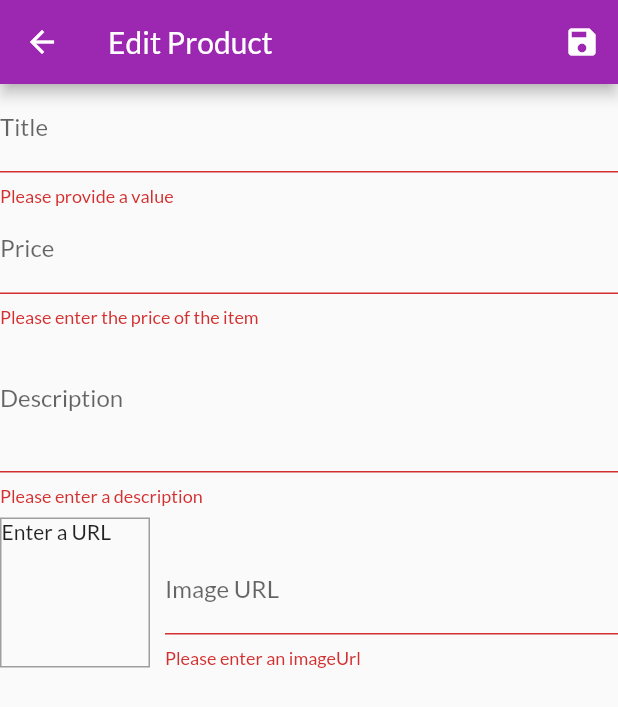
After one commit to udscrick/shop_flutter, a Flutter app: the EditProductScreen screen opened by its route, after a tap on the "save" icon, on a phone screen of 412 x 824 dp. The commit adds this screen. Shown: the top 707 px of the screen. Run offline on Flutter 3.47's test engine with Material 2 defaults, Android fonts, the phone set to English and light mode, and no system bars; network calls fail.

Commit message:
Crud for own products complete

```diff
--- a/lib/main.dart
+++ b/lib/main.dart
@@ -7,6 +7,8 @@ import 'package:shop_app/screens/cart_screen.dart';
 import 'package:shop_app/screens/orders_screen.dart';
 import 'package:shop_app/screens/product_details.dart';
 import 'package:shop_app/screens/product_overview.dart';
+import './screens/user_products_screen.dart';
+import './screens/edit_product_screen.dart';
 
 void main() {
   runApp(MyApp());
@@ -45,7 +47,9 @@ class MyApp extends StatelessWidget {
         routes: {
           ProductDetailsScreen.routeName: (ctx)=>ProductDetailsScreen(),
           CartScreen.routeName:(ctx)=>CartScreen(),
-          OrdersScreen.routename:(ctx)=>OrdersScreen()
+          OrdersScreen.routename:(ctx)=>OrdersScreen(),
+          UserProductsScreen.routeName:(ctx)=>UserProductsScreen(),
+          EditProductScreen.routeName:(ctx)=>EditProductScreen()
         },
       ),
     );
--- a/lib/providers/products_provider.dart
+++ b/lib/providers/products_provider.dart
@@ -1,10 +1,8 @@
-
 import 'package:flutter/material.dart';
 import 'package:shop_app/providers/product.dart';
 
-class ProductsProvider with ChangeNotifier{
+class ProductsProvider with ChangeNotifier {
   List<Product> _items = [
-
     Product(
         id: 'p1',
         title: 'Red Shirt',
@@ -12,8 +10,7 @@ class ProductsProvider with ChangeNotifier{
         price: 29.99,
         imageUrl:
             'https://cdn.pixabay.com/photo/2016/10/02/22/17/red-t-shirt-1710578_1280.jpg',
-      isFavourite: false
-    ),
+        isFavourite: false),
     Product(
         id: 'p2',
         title: 'Trousers',
@@ -21,8 +18,7 @@ class ProductsProvider with ChangeNotifier{
         price: 59.99,
         imageUrl:
             'https://upload.wikimedia.org/wikipedia/commons/thumb/e/e8/Trousers%2C_dress_%28AM_1960.022-8%29.jpg/512px-Trousers%2C_dress_%28AM_1960.022-8%29.jpg',
-      isFavourite: false
-    ),
+        isFavourite: false),
     Product(
         id: 'p3',
         title: 'Yellow Scarf',
@@ -30,8 +26,7 @@ class ProductsProvider with ChangeNotifier{
         price: 19.99,
         imageUrl:
             'https://live.staticflickr.com/4043/4438260868_cc79b3369d_z.jpg',
-      isFavourite: false
-    ),
+        isFavourite: false),
     Product(
         id: 'p4',
         title: 'A Pan',
@@ -39,29 +34,51 @@ class ProductsProvider with ChangeNotifier{
         price: 49.99,
         imageUrl:
             'https://upload.wikimedia.org/wikipedia/commons/thumb/1/14/Cast-Iron-Pan.jpg/1024px-Cast-Iron-Pan.jpg',
-      isFavourite: false
-    ),
+        isFavourite: false),
   ];
 
-  List<Product>get items{
-    return [..._items]; //we do this so that we only return a copy of the original array, as arrays are reference types, if we return the original array, its content can
+  List<Product> get items {
+    return [
+      ..._items
+    ]; //we do this so that we only return a copy of the original array, as arrays are reference types, if we return the original array, its content can
     //be modified from anywhere
   }
 
-  List<Product> get favouriteitems{
+  List<Product> get favouriteitems {
     return _items.where((product) => product.isFavourite).toList();
   }
 
-  Product findProductById(String id){
-    return _items.firstWhere((product) => product.id==id);
+  Product findProductById(String id) {
+    return _items.firstWhere((product) => product.id == id);
   }
 
-  void addProduct(item){
+  void addProduct(Product product) {
     // _items.add(item);
+    final newProduct = Product(
+      title: product.title,
+      id: DateTime.now().toString(),
+      description: product.description,
+      price: product.price,
+      imageUrl: product.imageUrl,
+      isFavourite: product.isFavourite
+    );
+    _items.add(newProduct);
     notifyListeners();
   }
-
-
-
+  void updateProduct(String id,Product newProduct){
+    final prodIndex = _items.indexWhere((element) => element.id==id);
+    if(prodIndex>=0){
+      _items[prodIndex]=newProduct;
+    notifyListeners();
+    }
+    else{
+      print('...no items found');
+    }
 
   }
+
+  void deleteProduct(String id){
+    _items.removeWhere((element) => element.id==id);
+    notifyListeners();
+  }
+}
--- /dev/null
+++ b/lib/screens/edit_product_screen.dart
@@ -0,0 +1,259 @@
+import 'package:flutter/material.dart';
+import 'package:flutter/services.dart';
+import 'package:provider/provider.dart';
+import 'package:shop_app/providers/product.dart';
+import 'package:shop_app/providers/products_provider.dart';
+
+class EditProductScreen extends StatefulWidget {
+  static const routeName = '/edit-product';
+  @override
+  _EditProductScreenState createState() => _EditProductScreenState();
+}
+
+class _EditProductScreenState extends State<EditProductScreen> {
+  final _imageUrlController = TextEditingController();
+  final _imageUrlFocusNode = FocusNode();
+  final _form = GlobalKey<FormState>();
+  var _editedProduct = Product(
+      id: null,
+      price: 0,
+      title: '',
+      description: '',
+      imageUrl: '',
+      isFavourite: false);
+var _isInit = true;
+var _initValues = {
+  'title':'',
+  'description':'',
+  'price':'',
+  'imageUrl':''
+};
+  @override
+  void initState() {
+    _imageUrlFocusNode.addListener(_updateImageUrl);
+    super.initState();
+  }
+  @override
+  void didChangeDependencies() {
+    // TODO: implement didChangeDependencies
+    if(_isInit){
+      final productId = ModalRoute.of(context).settings.arguments as String;
+      if(productId!=null)//If edit mode
+      {
+        _editedProduct = Provider.of<ProductsProvider>(context,listen: false).findProductById(productId);
+      _initValues = {
+        'title':_editedProduct.title,
+        'description':_editedProduct.description,
+        'price':_editedProduct.price.toString(),
+        'imageUrl':''
+      };
+      _imageUrlController.text = _editedProduct.imageUrl;
+      }
+
+    }
+    _isInit = false; //since did change dependencies will run multiple times
+    super.didChangeDependencies();
+  }
+
+  @override
+  void dispose() {
+    _imageUrlFocusNode.removeListener(_updateImageUrl);
+    _imageUrlController.dispose();
+    _imageUrlFocusNode.dispose();
+
+    super.dispose();
+  }
+
+  void _updateImageUrl() {
+    if (!_imageUrlFocusNode.hasFocus) {
+      if (
+          (!_imageUrlController.text.startsWith('http') &&
+          !_imageUrlController.text.startsWith('https')) ||
+         (!_imageUrlController.text.endsWith('.png') &&
+          !_imageUrlController.text.endsWith('.jpeg') &&
+          !_imageUrlController.text.endsWith('.jpg'))) {
+        return;
+      }
+      setState(() {});
+    }
+  }
+
+  void onSubmit() {
+    final isValid = _form.currentState.validate();
+    if (!isValid) {
+      return;
+    }
+    _form.currentState.save();
+    if(_editedProduct.id!=null)//Editing
+    {
+Provider.of<ProductsProvider>(context,listen: false).updateProduct(_editedProduct.id,_editedProduct);
+    }
+    else{
+        Provider.of<ProductsProvider>(context,listen: false).addProduct(_editedProduct);
+    }
+
+    Navigator.of(context).pop();
+  }
+
+  @override
+  Widget build(BuildContext context) {
+    return Scaffold(
+      appBar: AppBar(
+        title: Text('Edit Product'),
+        actions: [
+          IconButton(
+              icon: Icon(Icons.save),
+              onPressed: () {
+                onSubmit();
+              })
+        ],
+      ),
+      body: Form(
+        key: _form,
+        child: ListView(
+          children: [
+            TextFormField(
+              initialValue: _initValues['title'],
+              decoration: InputDecoration(labelText: 'Title'),
+              textInputAction: TextInputAction
+                  .next, //The submit button on the keyboard will go to next line and not submit form
+              onSaved: (value) {
+                _editedProduct = Product(
+                    title: value,
+                    price: _editedProduct.price,
+                    description: _editedProduct.description,
+                    imageUrl: _editedProduct.imageUrl,
+                    id: _editedProduct.id,
+                    isFavourite: _editedProduct.isFavourite);
+              },
+              validator: (value) {
+                if (value.isEmpty) {
+                  return 'Please provide a value';
+                }
+                return null; //Implies that input is correct and there is no error
+              },
+            ),
+            TextFormField(
+              initialValue: _initValues['price'],
+              decoration: InputDecoration(labelText: 'Price'),
+              textInputAction: TextInputAction
+                  .next, //The submit button on the keyboard will go to next line and not submit form
+              keyboardType: TextInputType.number,
+              validator: (value) {
+                if (value.isEmpty) {
+                  return 'Please enter the price of the item';
+                }
+                if (double.tryParse(value) == null) {
+                  //will check if it is possible to parse value into a number
+                  return 'Please enter a valid number';
+                }
+                if (double.parse(value) <= 0) {
+                  //we will arrive here only if the entered text is a number as parsing will be successful already
+                  return 'Please enter a number greater than 0';
+                }
+                return null;
+              },
+              onSaved: (value) {
+                _editedProduct = Product(
+                    title: _editedProduct.title,
+                    price: double.parse(value),
+                    description: _editedProduct.description,
+                    imageUrl: _editedProduct.imageUrl,
+                     id: _editedProduct.id,
+                    isFavourite: _editedProduct.isFavourite);
+              },
+            ),
+            TextFormField(
+              initialValue: _initValues['description'],
+              decoration: InputDecoration(labelText: 'Description'),
+              maxLines: 3,
+              keyboardType: TextInputType
+                  .multiline, //Keyboard specifically suited for multiline
+
+              validator: (value) {
+                if (value.isEmpty) {
+                  return 'Please enter a description';
+                }
+                if (value.length < 10) {
+                  return 'Description should be atleast 10 characters long';
+                }
+                return null;
+              },
+              onSaved: (value) {
+                _editedProduct = Product(
+                    title: _editedProduct.title,
+                    price: _editedProduct.price,
+                    description: value,
+                    imageUrl: _editedProduct.imageUrl,
+                    id: _editedProduct.id,
+                    isFavourite: _editedProduct.isFavourite);
+              },
+            ),
+            Row(
+              crossAxisAlignment: CrossAxisAlignment.end,
+              children: [
+                Container(
+                  width: 100,
+                  height: 100,
+                  margin: EdgeInsets.only(top: 8, right: 10),
+                  decoration: BoxDecoration(
+                      border: Border.all(width: 1, color: Colors.grey)),
+                  child: _imageUrlController.text.isEmpty
+                      ? Text('Enter a URL')
+                      : FittedBox(
+                          child: Image.network(
+                            _imageUrlController.text,
+                            fit: BoxFit.cover,
+                          ),
+                        ),
+                ),
+                Expanded(
+                  child: TextFormField(
+
+                    decoration: InputDecoration(labelText: 'Image URL'),
+                    keyboardType: TextInputType.url,
+                    textInputAction: TextInputAction
+                        .done, //Since its the last input we want to submit form
+                    controller:
+                        _imageUrlController, //we need the value of this imput before the form is submitted in order to show preview
+                    focusNode:
+                        _imageUrlFocusNode, //when control loses focus, we will update ui with the preview
+                    onFieldSubmitted: (_) => {onSubmit()},
+                    validator: (value) {
+                      if (value.isEmpty) {
+                        return 'Please enter an imageUrl';
+                      }
+                      if (!value.startsWith('http') &&
+                          !value.startsWith('https')) {
+                        return 'Please enter a valid URL';
+                      }
+                      if (!value.endsWith('.png') &&
+                          !value.endsWith('.jpeg') &&
+                          !value.endsWith('.jpg')) {
+                        return 'Please enter a valid image URL';
+                      }
+                      return null;
+                    },
+                    onSaved: (value) {
+                      _editedProduct = Product(
+                          title: _editedProduct.title,
+                          price: _editedProduct.price,
+                          description: _editedProduct.description,
+                          imageUrl: value,
+                           id: _editedProduct.id,
+                    isFavourite: _editedProduct.isFavourite);
+                    },
+                    onEditingComplete: () {
+                      setState(
+                          () {}); //forcing flutter to rerender the screen once imageurl is submitted
+                    },
+                  ),
+                )
+              ],
+            )
+          ],
+        ),
+      ),
+    );
+  }
+}
```
Also changed, not shown: lib/screens/user_products_screen.dart (added, +40 -0 lines), lib/widgets/app_drawer/app_drawer.dart (+9 -0 lines), lib/widgets/cart_screen/cart_item.dart (+16 -0 lines), lib/widgets/user_products/user_product_item.dart (added, +41 -0 lines). Lines whose indentation alone changed are shown as unchanged.
